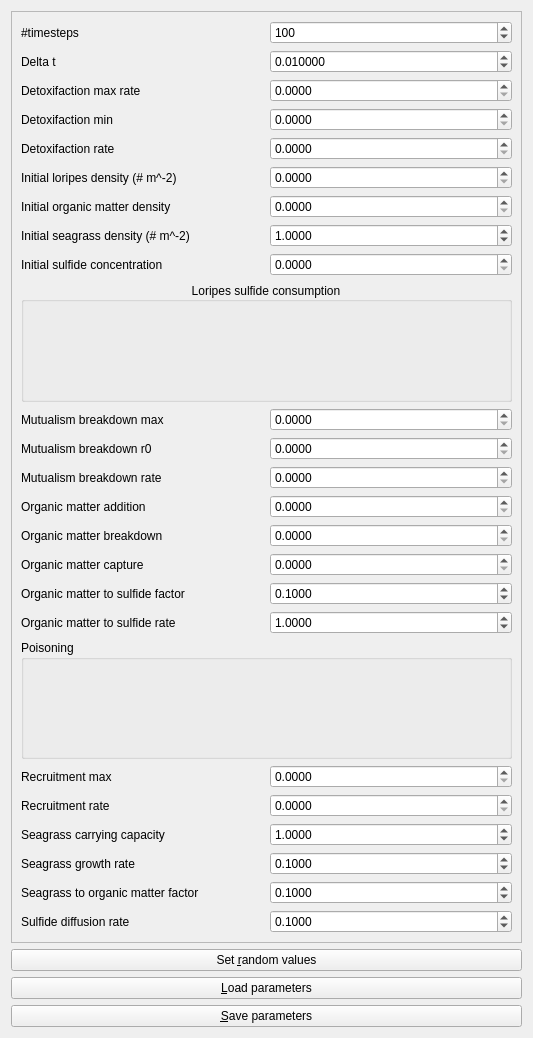
Before: the Qt Designer form Tools/ToolMutualismBreakdowner/qtmutualismbreakdownerparameterswidget.ui in richelbilderbeek/ProjectRichelBilderbeek, drawn with Qt 5.
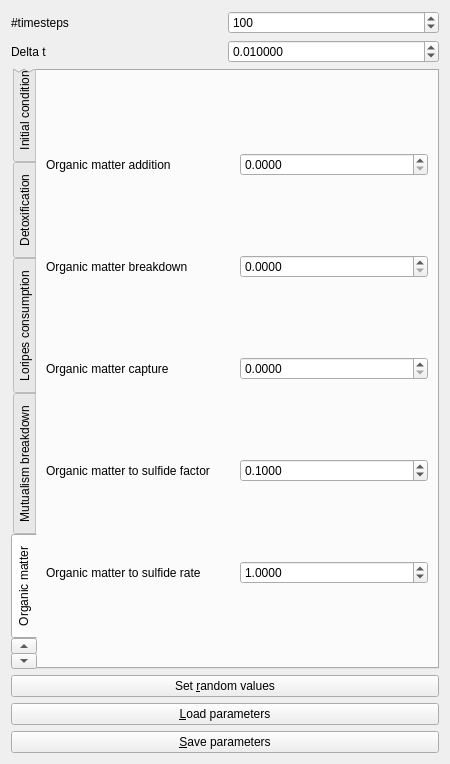
After: the same form once the commit is applied. The open tabs and pages were chosen to show the change.

What changed in the file:
```diff
--- a/Tools/ToolMutualismBreakdowner/qtmutualismbreakdownerparameterswidget.ui
+++ b/Tools/ToolMutualismBreakdowner/qtmutualismbreakdownerparameterswidget.ui
@@ -6,44 +6,140 @@
    <rect>
     <x>0</x>
     <y>0</y>
-    <width>533</width>
-    <height>1038</height>
+    <width>450</width>
+    <height>764</height>
    </rect>
   </property>
+  <property name="sizePolicy">
+   <sizepolicy hsizetype="Preferred" vsizetype="Preferred">
+    <horstretch>0</horstretch>
+    <verstretch>0</verstretch>
+   </sizepolicy>
+  </property>
+  <property name="minimumSize">
+   <size>
+    <width>0</width>
+    <height>0</height>
+   </size>
+  </property>
   <property name="windowTitle">
    <string>Form</string>
   </property>
-  <layout class="QVBoxLayout" name="verticalLayout">
-   <item>
-    <widget class="QScrollArea" name="scrollArea">
-     <property name="widgetResizable">
-      <bool>true</bool>
+  <layout class="QGridLayout" name="gridLayout_11">
+   <item row="5" column="0" colspan="2">
+    <widget class="QPushButton" name="button_save">
+     <property name="text">
+      <string>&amp;Save parameters</string>
      </property>
-     <widget class="QWidget" name="scrollAreaWidgetContents_2">
-      <property name="geometry">
-       <rect>
-        <x>0</x>
-        <y>0</y>
-        <width>513</width>
-        <height>919</height>
-       </rect>
-      </property>
-      <layout class="QGridLayout" name="gridLayout_3">
-       <item row="13" column="0">
-        <widget class="QLabel" name="label_mutualism_breakdown_rate">
+    </widget>
+   </item>
+   <item row="3" column="0" colspan="2">
+    <widget class="QPushButton" name="button_set_random_values">
+     <property name="text">
+      <string>Set &amp;random values</string>
+     </property>
+    </widget>
+   </item>
+   <item row="0" column="1">
+    <widget class="QSpinBox" name="box_n_timesteps">
+     <property name="maximum">
+      <number>1000000000</number>
+     </property>
+     <property name="value">
+      <number>100</number>
+     </property>
+    </widget>
+   </item>
+   <item row="1" column="1">
+    <widget class="QDoubleSpinBox" name="box_delta_t">
+     <property name="decimals">
+      <number>6</number>
+     </property>
+     <property name="minimum">
+      <double>0.000000000000000</double>
+     </property>
+     <property name="maximum">
+      <double>1.000000000000000</double>
+     </property>
+     <property name="singleStep">
+      <double>0.001000000000000</double>
+     </property>
+     <property name="value">
+      <double>0.010000000000000</double>
+     </property>
+    </widget>
+   </item>
+   <item row="0" column="0">
+    <widget class="QLabel" name="label_n_timesteps">
+     <property name="text">
+      <string>#timesteps</string>
+     </property>
+    </widget>
+   </item>
+   <item row="2" column="0" colspan="2">
+    <widget class="QTabWidget" name="tabWidget">
+     <property name="minimumSize">
+      <size>
+       <width>0</width>
+       <height>500</height>
+      </size>
+     </property>
+     <property name="tabPosition">
+      <enum>QTabWidget::West</enum>
+     </property>
+     <property name="currentIndex">
+      <number>6</number>
+     </property>
+     <widget class="QWidget" name="tab_initial_condistions">
+      <attribute name="title">
+       <string>Initial conditions</string>
+      </attribute>
+      <layout class="QGridLayout" name="gridLayout_14">
+       <item row="0" column="0">
+        <widget class="QLabel" name="label_initial_loripes_density">
          <property name="text">
           <string>Mutualism breakdown rate</string>
          </property>
         </widget>
        </item>
-       <item row="8" column="0">
+       <item row="0" column="1">
+        <widget class="QDoubleSpinBox" name="box_initial_loripes_density">
+         <property name="decimals">
+          <number>4</number>
+         </property>
+         <property name="maximum">
+          <double>1000.000000000000000</double>
+         </property>
+         <property name="singleStep">
+          <double>0.100000000000000</double>
+         </property>
+        </widget>
+       </item>
+       <item row="1" column="0">
+        <widget class="QLabel" name="label_initial_organic_matter_density">
+         <property name="text">
+          <string>Initial organic matter density</string>
+         </property>
+        </widget>
+       </item>
+       <item row="1" column="1">
+        <widget class="QDoubleSpinBox" name="box_initial_organic_matter_density">
+         <property name="decimals">
+          <number>4</number>
+         </property>
+         <property name="maximum">
+          <double>10000000.000000000000000</double>
+         </property>
+        </widget>
+       </item>
+       <item row="2" column="0">
         <widget class="QLabel" name="label_init_seagrass_density">
          <property name="text">
           <string>Initial seagrass density (# m^-2)</string>
          </property>
         </widget>
        </item>
-       <item row="8" column="1">
+       <item row="2" column="1">
         <widget class="QDoubleSpinBox" name="box_initial_seagrass_density">
          <property name="decimals">
           <number>4</number>
@@ -62,8 +158,15 @@
          </property>
         </widget>
        </item>
-       <item row="7" column="1">
-        <widget class="QDoubleSpinBox" name="box_initial_organic_matter_density">
+       <item row="3" column="0">
+        <widget class="QLabel" name="label_initial_sulfide_concentration">
+         <property name="text">
+          <string>Initial sulfide concentration</string>
+         </property>
+        </widget>
+       </item>
+       <item row="3" column="1">
+        <widget class="QDoubleSpinBox" name="box_initial_sulfide_concentration">
          <property name="decimals">
           <number>4</number>
          </property>
@@ -72,34 +175,50 @@
          </property>
         </widget>
        </item>
-       <item row="7" column="0">
-        <widget class="QLabel" name="label_initial_organic_matter_density">
+      </layout>
+     </widget>
+     <widget class="QWidget" name="tab_detoxification">
+      <attribute name="title">
+       <string>Detoxification</string>
+      </attribute>
+      <layout class="QGridLayout" name="gridLayout_3">
+       <item row="0" column="0">
+        <widget class="QLabel" name="label_detoxifaction_max_rate">
          <property name="text">
-          <string>Initial organic matter density</string>
+          <string>Detoxifaction max rate</string>
+         </property>
+        </widget>
+       </item>
+       <item row="0" column="1">
+        <widget class="QDoubleSpinBox" name="box_detoxification_max_rate">
+         <property name="decimals">
+          <number>4</number>
+         </property>
+        </widget>
+       </item>
+       <item row="1" column="0">
+        <widget class="QLabel" name="label_detoxifaction_min">
+         <property name="text">
+          <string>Detoxifaction min</string>
          </property>
         </widget>
        </item>
        <item row="1" column="1">
-        <widget class="QDoubleSpinBox" name="box_delta_t">
+        <widget class="QDoubleSpinBox" name="box_detoxification_min">
          <property name="decimals">
-          <number>6</number>
+          <number>4</number>
          </property>
-         <property name="minimum">
-          <double>0.000000000000000</double>
+        </widget>
+       </item>
+       <item row="2" column="0">
+        <widget class="QLabel" name="label_detoxifaction_rate">
+         <property name="text">
+          <string>Detoxifaction rate</string>
          </property>
-         <property name="maximum">
-          <double>1.000000000000000</double>
-         </property>
-         <property name="singleStep">
-          <double>0.001000000000000</double>
-         </property>
-         <property name="value">
-          <double>0.010000000000000</double>
-         </property>
         </widget>
        </item>
-       <item row="6" column="1">
-        <widget class="QDoubleSpinBox" name="box_initial_loripes_density">
+       <item row="2" column="1">
+        <widget class="QDoubleSpinBox" name="box_detoxification_rate">
          <property name="decimals">
           <number>4</number>
          </property>
@@ -111,7 +230,14 @@
          </property>
         </widget>
        </item>
-       <item row="10" column="0" colspan="2">
+      </layout>
+     </widget>
+     <widget class="QWidget" name="tab_consumption">
+      <attribute name="title">
+       <string>Loripes consumption</string>
+      </attribute>
+      <layout class="QGridLayout" name="gridLayout_4">
+       <item row="0" column="0">
         <widget class="QGroupBox" name="box_consumption_by_loripes">
          <property name="title">
           <string>Loripes sulfide consumption</string>
@@ -125,129 +251,152 @@
          <layout class="QGridLayout" name="gridLayout"/>
         </widget>
        </item>
-       <item row="11" column="0">
+      </layout>
+     </widget>
+     <widget class="QWidget" name="tab">
+      <attribute name="title">
+       <string>Mutualism breakdown</string>
+      </attribute>
+      <layout class="QGridLayout" name="gridLayout_5">
+       <item row="0" column="0">
         <widget class="QLabel" name="label_mutualism_breakdown_max">
          <property name="text">
           <string>Mutualism breakdown max</string>
          </property>
         </widget>
        </item>
-       <item row="6" column="0">
-        <widget class="QLabel" name="label_initial_loripes_density">
+       <item row="0" column="1">
+        <widget class="QDoubleSpinBox" name="box_mutualism_breakdown_max">
+         <property name="decimals">
+          <number>4</number>
+         </property>
+        </widget>
+       </item>
+       <item row="1" column="0">
+        <widget class="QLabel" name="label_mutualism_breakdown_r0">
          <property name="text">
           <string>Initial loripes density (# m^-2)</string>
          </property>
         </widget>
        </item>
-       <item row="5" column="1">
-        <widget class="QDoubleSpinBox" name="box_detoxification_rate">
+       <item row="1" column="1">
+        <widget class="QDoubleSpinBox" name="box_mutualism_breakdown_r0">
          <property name="decimals">
           <number>4</number>
          </property>
         </widget>
        </item>
-       <item row="16" column="0">
+       <item row="2" column="0">
+        <widget class="QLabel" name="label_mutualism_breakdown_rate">
+         <property name="text">
+          <string>Mutualism breakdown rate</string>
+         </property>
+        </widget>
+       </item>
+       <item row="2" column="1">
+        <widget class="QDoubleSpinBox" name="box_mutualism_breakdown_rate">
+         <property name="decimals">
+          <number>4</number>
+         </property>
+        </widget>
+       </item>
+      </layout>
+     </widget>
+     <widget class="QWidget" name="tab_organic_matter">
+      <attribute name="title">
+       <string>Organic matter</string>
+      </attribute>
+      <layout class="QGridLayout" name="gridLayout_9">
+       <item row="0" column="0">
+        <widget class="QLabel" name="label_organic_matter_addition">
+         <property name="text">
+          <string>Organic matter addition</string>
+         </property>
+        </widget>
+       </item>
+       <item row="0" column="1">
+        <widget class="QDoubleSpinBox" name="box_organic_matter_addition">
+         <property name="decimals">
+          <number>4</number>
+         </property>
+        </widget>
+       </item>
+       <item row="1" column="0">
+        <widget class="QLabel" name="label_organic_matter_breakdown">
+         <property name="text">
+          <string>Organic matter breakdown</string>
+         </property>
+        </widget>
+       </item>
+       <item row="1" column="1">
+        <widget class="QDoubleSpinBox" name="box_organic_matter_breakdown">
+         <property name="decimals">
+          <number>4</number>
+         </property>
+        </widget>
+       </item>
+       <item row="2" column="0">
         <widget class="QLabel" name="label_organic_matter_capture">
          <property name="text">
           <string>Organic matter capture</string>
          </property>
         </widget>
        </item>
-       <item row="22" column="0">
-        <widget class="QLabel" name="label_seagrass_carrying_capacity">
+       <item row="2" column="1">
+        <widget class="QDoubleSpinBox" name="box_organic_matter_capture">
+         <property name="decimals">
+          <number>4</number>
+         </property>
+        </widget>
+       </item>
+       <item row="3" column="0">
+        <widget class="QLabel" name="label_organic_matter_to_sulfide_factor">
          <property name="text">
-          <string>Seagrass carrying capacity</string>
+          <string>Organic matter to sulfide factor</string>
          </property>
         </widget>
        </item>
-       <item row="9" column="1">
-        <widget class="QDoubleSpinBox" name="box_initial_sulfide_concentration">
+       <item row="3" column="1">
+        <widget class="QDoubleSpinBox" name="box_organic_matter_to_sulfide_factor">
          <property name="decimals">
           <number>4</number>
          </property>
          <property name="maximum">
-          <double>1000000.000000000000000</double>
+          <double>1000.000000000000000</double>
+         </property>
+         <property name="value">
+          <double>0.100000000000000</double>
          </property>
         </widget>
        </item>
        <item row="4" column="0">
-        <widget class="QLabel" name="label_detoxifaction_min">
-         <property name="text">
-          <string>Detoxifaction min</string>
-         </property>
-        </widget>
-       </item>
-       <item row="9" column="0">
-        <widget class="QLabel" name="label_initial_sulfide_concentration">
-         <property name="text">
-          <string>Initial sulfide concentration</string>
-         </property>
-        </widget>
-       </item>
-       <item row="20" column="1">
-        <widget class="QDoubleSpinBox" name="box_recruitment_max">
-         <property name="decimals">
-          <number>4</number>
-         </property>
-        </widget>
-       </item>
-       <item row="23" column="0">
-        <widget class="QLabel" name="label_seagrass_growth_rate">
-         <property name="text">
-          <string>Seagrass growth rate</string>
-         </property>
-        </widget>
-       </item>
-       <item row="5" column="0">
-        <widget class="QLabel" name="label_detoxifaction_rate">
-         <property name="text">
-          <string>Detoxifaction rate</string>
-         </property>
-        </widget>
-       </item>
-       <item row="21" column="1">
-        <widget class="QDoubleSpinBox" name="box_recruitment_rate">
-         <property name="decimals">
-          <number>4</number>
-         </property>
-        </widget>
-       </item>
-       <item row="18" column="0">
         <widget class="QLabel" name="label_organic_matter_to_sulfide_rate">
          <property name="text">
           <string>Organic matter to sulfide rate</string>
          </property>
         </widget>
        </item>
-       <item row="14" column="1">
-        <widget class="QDoubleSpinBox" name="box_organic_matter_addition">
+       <item row="4" column="1">
+        <widget class="QDoubleSpinBox" name="box_organic_matter_to_sulfide_rate">
          <property name="decimals">
           <number>4</number>
          </property>
-        </widget>
-       </item>
-       <item row="2" column="1">
-        <widget class="QDoubleSpinBox" name="box_detoxification_max_rate">
-         <property name="decimals">
-          <number>4</number>
+         <property name="maximum">
+          <double>100.000000000000000</double>
          </property>
-        </widget>
-       </item>
-       <item row="15" column="1">
-        <widget class="QDoubleSpinBox" name="box_organic_matter_breakdown">
-         <property name="decimals">
-          <number>4</number>
+         <property name="value">
+          <double>1.000000000000000</double>
          </property>
         </widget>
        </item>
-       <item row="13" column="1">
-        <widget class="QDoubleSpinBox" name="box_mutualism_breakdown_rate">
-         <property name="decimals">
-          <number>4</number>
-         </property>
-        </widget>
-       </item>
-       <item row="19" column="0" colspan="2">
+      </layout>
+     </widget>
+     <widget class="QWidget" name="tab_poisoning">
+      <attribute name="title">
+       <string>Poisoning</string>
+      </attribute>
+      <layout class="QGridLayout" name="gridLayout_6">
+       <item row="0" column="0">
         <widget class="QGroupBox" name="box_poisoning">
          <property name="title">
           <string>Poisoning</string>
@@ -255,83 +404,123 @@
          <layout class="QGridLayout" name="gridLayout_2"/>
         </widget>
        </item>
-       <item row="2" column="0">
-        <widget class="QLabel" name="label_detoxifaction_max_rate">
-         <property name="text">
-          <string>Detoxifaction max rate</string>
-         </property>
-        </widget>
-       </item>
-       <item row="15" column="0">
-        <widget class="QLabel" name="label_organic_matter_breakdown">
-         <property name="text">
-          <string>Organic matter breakdown</string>
-         </property>
-        </widget>
-       </item>
-       <item row="17" column="1">
-        <widget class="QDoubleSpinBox" name="box_organic_matter_to_sulfide_factor">
-         <property name="decimals">
-          <number>4</number>
-         </property>
-         <property name="maximum">
-          <double>1000.000000000000000</double>
-         </property>
-         <property name="value">
-          <double>0.100000000000000</double>
-         </property>
-        </widget>
-       </item>
-       <item row="4" column="1">
-        <widget class="QDoubleSpinBox" name="box_detoxification_min">
-         <property name="decimals">
-          <number>4</number>
-         </property>
-        </widget>
-       </item>
-       <item row="12" column="1">
-        <widget class="QDoubleSpinBox" name="box_mutualism_breakdown_r0">
-         <property name="decimals">
-          <number>4</number>
-         </property>
-        </widget>
-       </item>
-       <item row="16" column="1">
-        <widget class="QDoubleSpinBox" name="box_organic_matter_capture">
-         <property name="decimals">
-          <number>4</number>
-         </property>
-        </widget>
-       </item>
-       <item row="20" column="0">
+      </layout>
+     </widget>
+     <widget class="QWidget" name="tab_recruitment">
+      <attribute name="title">
+       <string>Recruitment</string>
+      </attribute>
+      <layout class="QGridLayout" name="gridLayout_7">
+       <item row="0" column="0">
         <widget class="QLabel" name="label_recruitment_max">
          <property name="text">
           <string>Recruitment max</string>
          </property>
         </widget>
        </item>
-       <item row="21" column="0">
+       <item row="0" column="1">
+        <widget class="QDoubleSpinBox" name="box_recruitment_max">
+         <property name="decimals">
+          <number>4</number>
+         </property>
+        </widget>
+       </item>
+       <item row="1" column="0">
         <widget class="QLabel" name="label_recruitment_rate">
          <property name="text">
           <string>Recruitment rate</string>
          </property>
         </widget>
        </item>
-       <item row="17" column="0">
-        <widget class="QLabel" name="label_organic_matter_to_sulfide_factor">
+       <item row="1" column="1">
+        <widget class="QDoubleSpinBox" name="box_recruitment_rate">
+         <property name="decimals">
+          <number>4</number>
+         </property>
+        </widget>
+       </item>
+      </layout>
+     </widget>
+     <widget class="QWidget" name="tab_seagrass">
+      <attribute name="title">
+       <string>Seagrass</string>
+      </attribute>
+      <layout class="QGridLayout" name="gridLayout_13">
+       <item row="0" column="0">
+        <widget class="QLabel" name="label_seagrass_carrying_capacity">
          <property name="text">
-          <string>Organic matter to sulfide factor</string>
+          <string>Seagrass carrying capacity</string>
          </property>
         </widget>
        </item>
-       <item row="25" column="0">
+       <item row="0" column="1">
+        <widget class="QDoubleSpinBox" name="box_seagrass_carrying_capacity">
+         <property name="decimals">
+          <number>4</number>
+         </property>
+         <property name="maximum">
+          <double>1000000.000000000000000</double>
+         </property>
+         <property name="value">
+          <double>1.000000000000000</double>
+         </property>
+        </widget>
+       </item>
+       <item row="1" column="0">
+        <widget class="QLabel" name="label_seagrass_growth_rate">
+         <property name="text">
+          <string>Seagrass growth rate</string>
+         </property>
+        </widget>
+       </item>
+       <item row="1" column="1">
+        <widget class="QDoubleSpinBox" name="box_seagrass_growth_rate">
+         <property name="decimals">
+          <number>4</number>
+         </property>
+         <property name="maximum">
+          <double>100.000000000000000</double>
+         </property>
+         <property name="singleStep">
+          <double>0.100000000000000</double>
+         </property>
+         <property name="value">
+          <double>0.100000000000000</double>
+         </property>
+        </widget>
+       </item>
+       <item row="2" column="0">
+        <widget class="QLabel" name="label_seagrass_to_organic_matter_factor">
+         <property name="text">
+          <string>Seagrass to organic matter factor</string>
+         </property>
+        </widget>
+       </item>
+       <item row="2" column="1">
+        <widget class="QDoubleSpinBox" name="box_seagrass_to_organic_matter_factor">
+         <property name="decimals">
+          <number>4</number>
+         </property>
+         <property name="value">
+          <double>0.100000000000000</double>
+         </property>
+        </widget>
+       </item>
+      </layout>
+     </widget>
+     <widget class="QWidget" name="tab_sulfide">
+      <attribute name="title">
+       <string>Sulfide</string>
+      </attribute>
+      <layout class="QGridLayout" name="gridLayout_12">
+       <item row="0" column="0">
         <widget class="QLabel" name="label_sulfide_diffusion_rate">
          <property name="text">
           <string>Sulfide diffusion rate</string>
          </property>
         </widget>
        </item>
-       <item row="25" column="1">
+       <item row="0" column="1">
         <widget class="QDoubleSpinBox" name="box_sulfide_diffusion_rate">
          <property name="decimals">
           <number>4</number>
@@ -344,135 +533,24 @@
          </property>
         </widget>
        </item>
-       <item row="23" column="1">
-        <widget class="QDoubleSpinBox" name="box_seagrass_growth_rate">
-         <property name="decimals">
-          <number>4</number>
-         </property>
-         <property name="maximum">
-          <double>100.000000000000000</double>
-         </property>
-         <property name="singleStep">
-          <double>0.100000000000000</double>
-         </property>
-         <property name="value">
-          <double>0.100000000000000</double>
-         </property>
-        </widget>
-       </item>
-       <item row="22" column="1">
-        <widget class="QDoubleSpinBox" name="box_seagrass_carrying_capacity">
-         <property name="decimals">
-          <number>4</number>
-         </property>
-         <property name="maximum">
-          <double>1000000.000000000000000</double>
-         </property>
-         <property name="value">
-          <double>1.000000000000000</double>
-         </property>
-        </widget>
-       </item>
-       <item row="14" column="0">
-        <widget class="QLabel" name="label_organic_matter_addition">
-         <property name="text">
-          <string>Organic matter addition</string>
-         </property>
-        </widget>
-       </item>
-       <item row="1" column="0">
-        <widget class="QLabel" name="label_delta_t">
-         <property name="text">
-          <string>Delta t</string>
-         </property>
-        </widget>
-       </item>
-       <item row="11" column="1">
-        <widget class="QDoubleSpinBox" name="box_mutualism_breakdown_max">
-         <property name="decimals">
-          <number>4</number>
-         </property>
-        </widget>
-       </item>
-       <item row="0" column="0">
-        <widget class="QLabel" name="label_n_timesteps">
-         <property name="text">
-          <string>#timesteps</string>
-         </property>
-        </widget>
-       </item>
-       <item row="12" column="0">
-        <widget class="QLabel" name="label_mutualism_breakdown_r0">
-         <property name="text">
-          <string>Mutualism breakdown r0</string>
-         </property>
-        </widget>
-       </item>
-       <item row="0" column="1">
-        <widget class="QSpinBox" name="box_n_timesteps">
-         <property name="maximum">
-          <number>1000000000</number>
-         </property>
-         <property name="value">
-          <number>100</number>
-         </property>
-        </widget>
-       </item>
-       <item row="24" column="1">
-        <widget class="QDoubleSpinBox" name="box_seagrass_to_organic_matter_factor">
-         <property name="decimals">
-          <number>4</number>
-         </property>
-         <property name="value">
-          <double>0.100000000000000</double>
-         </property>
-        </widget>
-       </item>
-       <item row="24" column="0">
-        <widget class="QLabel" name="label_seagrass_to_organic_matter_factor">
-         <property name="text">
-          <string>Seagrass to organic matter factor</string>
-         </property>
-        </widget>
-       </item>
-       <item row="18" column="1">
-        <widget class="QDoubleSpinBox" name="box_organic_matter_to_sulfide_rate">
-         <property name="decimals">
-          <number>4</number>
-         </property>
-         <property name="maximum">
-          <double>100.000000000000000</double>
-         </property>
-         <property name="value">
-          <double>1.000000000000000</double>
-         </property>
-        </widget>
-       </item>
       </layout>
      </widget>
     </widget>
    </item>
-   <item>
-    <widget class="QPushButton" name="button_set_random_values">
+   <item row="1" column="0">
+    <widget class="QLabel" name="label_delta_t">
      <property name="text">
-      <string>Set &amp;random values</string>
+      <string>Delta t</string>
      </property>
     </widget>
    </item>
-   <item>
+   <item row="4" column="0" colspan="2">
     <widget class="QPushButton" name="button_load">
      <property name="text">
       <string>&amp;Load parameters</string>
      </property>
     </widget>
    </item>
-   <item>
-    <widget class="QPushButton" name="button_save">
-     <property name="text">
-      <string>&amp;Save parameters</string>
-     </property>
-    </widget>
-   </item>
   </layout>
  </widget>
  <tabstops>
```
Left out of the diff: 36 changed lines with no effect on the pictures.
